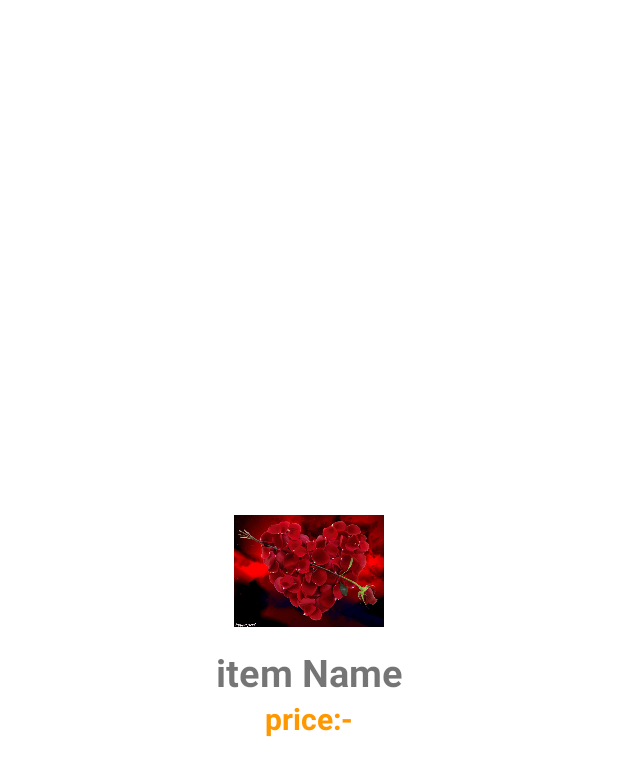
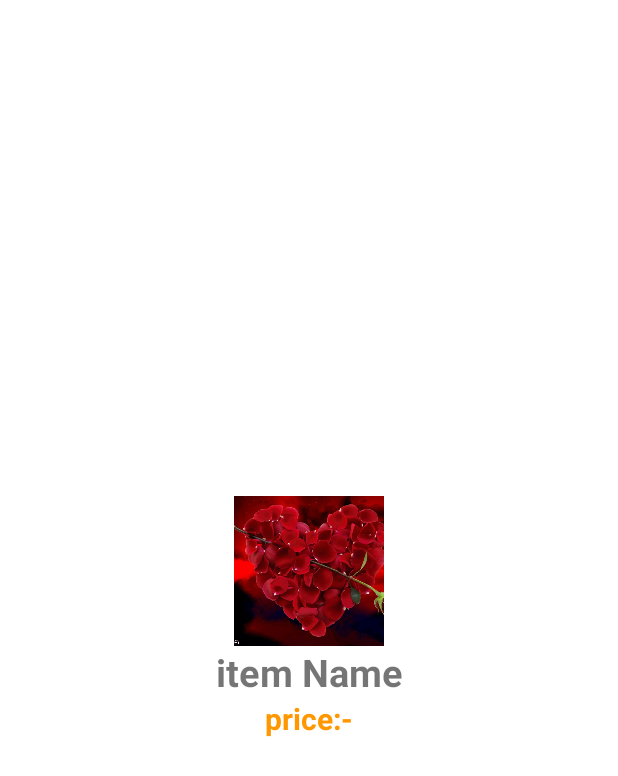
Before and after one commit to Android-Development-To-java/E-Business, an Android app: the layout gird_items.xml on its own in the app's theme, with its tools: preview values and no code run, on a phone screen of 412 x 824 dp. Shown: the top 776 px of the screen. Run offline under Robolectric (Android 15) with nearby library versions, the phone set to English and light mode, and no system bars.

Commit message:
new Add Something

```diff
--- a/app/src/main/res/layout/gird_items.xml
+++ b/app/src/main/res/layout/gird_items.xml
@@ -2,33 +2,35 @@
 <LinearLayout xmlns:android="http://schemas.android.com/apk/res/android"
     android:layout_width="match_parent"
     android:layout_height="match_parent"
-    android:orientation="vertical"
-    android:gravity="center">
+    android:gravity="center"
+    android:orientation="vertical">
 
     <ImageView
+        android:id="@+id/ImageView"
         android:layout_width="100dp"
         android:layout_height="100dp"
-            android:id="@+id/ImageView"
         android:layout_gravity="center"
-            android:src="@drawable/image1"/>
+        android:scaleType="centerCrop"
+        android:src="@drawable/image1" />
+
     <TextView
+        android:id="@+id/pro_name"
         android:layout_width="match_parent"
         android:layout_height="wrap_content"
+        android:gravity="center"
         android:text="item Name"
-            android:gravity="center"
-            android:textStyle="bold"
-            android:textSize="25sp"/>
+        android:textSize="25sp"
+        android:textStyle="bold" />
+
     <TextView
+        android:id="@+id/pro_prc"
         android:layout_width="match_parent"
         android:layout_height="wrap_content"
+        android:gravity="center"
         android:text="price:-"
-            android:textStyle="bold"
+        android:textColor="#FF9800"
         android:textSize="20sp"
-            android:gravity="center"
-            android:textColor="#FF9800"
-            />
-
-
+        android:textStyle="bold" />
 
 
 </LinearLayout>
```
Lines whose indentation alone changed are shown as unchanged.
